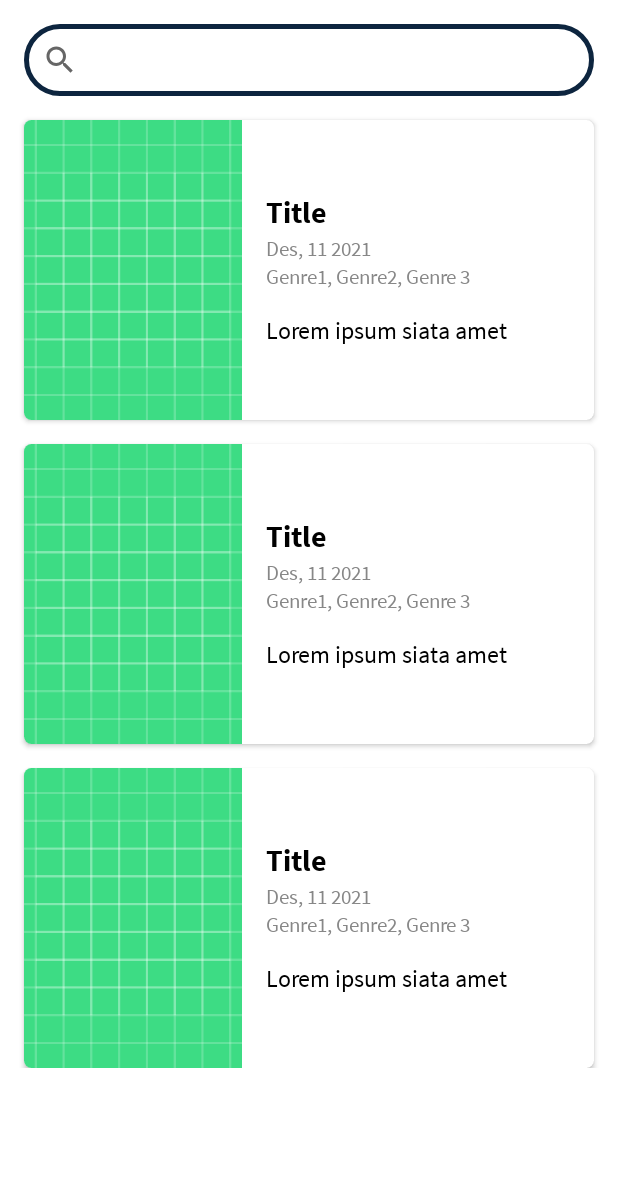
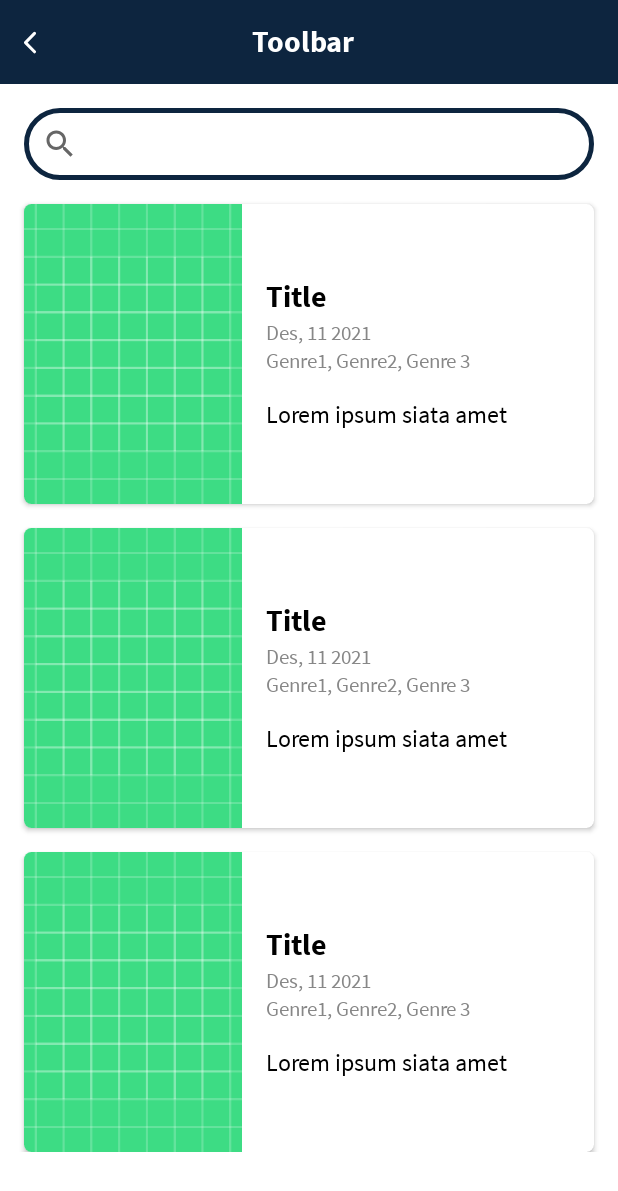
Before and after one commit to Fikridzz/SomethingBig, an Android app: the layout fragment_more_movie.xml on its own in the app's theme, with its tools: preview values and no code run, on a phone screen of 412 x 824 dp. Shown: the top 1191 px of the screen. Run offline under Robolectric (Android 15) with nearby library versions, the phone set to English and light mode, and no system bars; network calls fail.

Commit message:
Fix# Fix custom toolbar

```diff
--- a/app/src/main/java/co/id/fikridzakwan/somethingbig/customview/ToolbarCustomView.kt
+++ b/app/src/main/java/co/id/fikridzakwan/somethingbig/customview/ToolbarCustomView.kt
@@ -2,9 +2,12 @@ package co.id.fikridzakwan.somethingbig.customview
 
 import android.content.Context
 import android.util.AttributeSet
+import android.widget.ImageView
 import androidx.appcompat.widget.AppCompatButton
+import androidx.appcompat.widget.AppCompatImageButton
 import androidx.appcompat.widget.AppCompatTextView
 import androidx.constraintlayout.widget.ConstraintLayout
+import androidx.navigation.findNavController
 import co.id.fikridzakwan.somethingbig.R
 
 class ToolbarCustomView @JvmOverloads constructor(
@@ -12,16 +15,22 @@ class ToolbarCustomView @JvmOverloads constructor(
     attrs: AttributeSet? = null
 ) : ConstraintLayout(context, attrs) {
 
-    private val btnBack: AppCompatButton
+    private val btnBack: AppCompatImageButton
     private val tvTitle: AppCompatTextView
 
     init {
         inflate(context, R.layout.layout_toolbar, this)
         btnBack = findViewById(R.id.btn_back)
-        tvTitle = findViewById(R.id.tv_title)
+        tvTitle = findViewById(R.id.tv_title_toolbar)
     }
 
     fun setTitle(title: String) {
         tvTitle.text = title
     }
+
+    fun backPressed() {
+        btnBack.setOnClickListener {
+            findNavController().popBackStack()
+        }
+    }
 }
--- a/app/src/main/java/co/id/fikridzakwan/somethingbig/presentation/movie/MovieFragment.kt
+++ b/app/src/main/java/co/id/fikridzakwan/somethingbig/presentation/movie/MovieFragment.kt
@@ -18,6 +18,7 @@ import dagger.hilt.android.AndroidEntryPoint
 import android.graphics.ColorMatrixColorFilter
 
 import android.graphics.ColorMatrix
+import android.transition.TransitionInflater
 import android.util.Log
 import androidx.navigation.fragment.findNavController
 import co.id.fikridzakwan.somethingbig.R
@@ -56,6 +57,9 @@ class MovieFragment : BaseFragment<FragmentMovieBinding>() {
     override fun getViewBinding() = FragmentMovieBinding.inflate(layoutInflater)
 
     override fun initUI() {
+        val inflater = TransitionInflater.from(requireContext())
+        exitTransition = inflater.inflateTransition(R.transition.slide_left)
+        enterTransition = inflater.inflateTransition(R.transition.slide_right)
     }
 
     override fun initProcess() {
@@ -66,6 +70,7 @@ class MovieFragment : BaseFragment<FragmentMovieBinding>() {
 
     override fun initAction() {
         binding.apply {
+            // Set animation on fragment when click header movie
             headerNowPlaying.setOnClickListener { findNavController().navigate(R.id.action_nav_movie_to_nav_more_movie) }
             headerUpcoming.setOnClickListener { findNavController().navigate(R.id.action_nav_movie_to_nav_more_movie) }
         }
--- /dev/null
+++ b/app/src/main/res/anim/slide_in.xml
@@ -0,0 +1,6 @@
+<?xml version="1.0" encoding="utf-8"?>
+<translate xmlns:android="http://schemas.android.com/apk/res/android"
+    android:duration="@android:integer/config_shortAnimTime"
+    android:interpolator="@android:anim/decelerate_interpolator"
+    android:fromXDelta="100%"
+    android:toXDelta="0%" />
--- /dev/null
+++ b/app/src/main/res/anim/slide_out.xml
@@ -0,0 +1,6 @@
+<?xml version="1.0" encoding="utf-8"?>
+<translate xmlns:android="http://schemas.android.com/apk/res/android"
+    android:duration="@android:integer/config_shortAnimTime"
+    android:interpolator="@android:anim/decelerate_interpolator"
+    android:fromXDelta="0%"
+    android:toXDelta="100%" />
--- a/app/src/main/res/layout/fragment_more_movie.xml
+++ b/app/src/main/res/layout/fragment_more_movie.xml
@@ -6,15 +6,23 @@
     android:layout_height="match_parent"
     tools:context=".presentation.more.MoreMovieFragment">
 
+    <co.id.fikridzakwan.somethingbig.customview.ToolbarCustomView
+        android:id="@+id/toolbar"
+        android:layout_width="match_parent"
+        android:layout_height="wrap_content"
+        app:layout_constraintTop_toTopOf="parent"
+        app:layout_constraintStart_toStartOf="parent"
+        app:layout_constraintEnd_toEndOf="parent"/>
+
     <androidx.appcompat.widget.SearchView
         android:id="@+id/src_movie"
         android:layout_width="match_parent"
         android:layout_height="wrap_content"
         android:layout_margin="16dp"
-        app:layout_constraintTop_toTopOf="parent"
-        app:layout_constraintStart_toStartOf="parent"
-        app:layout_constraintEnd_toEndOf="parent"
-        android:background="@drawable/bg_search_fragment" />
+        android:background="@drawable/bg_search_fragment"
+        app:layout_constraintEnd_toEndOf="@+id/toolbar"
+        app:layout_constraintStart_toStartOf="@+id/toolbar"
+        app:layout_constraintTop_toBottomOf="@+id/toolbar" />
 
     <androidx.recyclerview.widget.RecyclerView
         android:layout_width="match_parent"
--- a/app/src/main/res/layout/layout_toolbar.xml
+++ b/app/src/main/res/layout/layout_toolbar.xml
@@ -6,7 +6,7 @@
 
     <com.google.android.material.appbar.AppBarLayout
         android:layout_width="match_parent"
-        android:layout_height="wrap_content"
+        android:layout_height="?attr/actionBarSize"
         app:layout_constraintEnd_toEndOf="parent"
         app:layout_constraintStart_toStartOf="parent"
         app:layout_constraintTop_toTopOf="parent">
@@ -18,7 +18,7 @@
             <com.google.android.material.appbar.MaterialToolbar
                 android:id="@+id/toolbar"
                 android:layout_width="match_parent"
-                android:layout_height="?attr/actionBarSize"
+                android:layout_height="wrap_content"
                 app:titleTextColor="@color/white"
                 app:layout_constraintTop_toTopOf="parent"
                 app:layout_constraintStart_toStartOf="parent"
@@ -54,7 +54,7 @@
                 app:layout_constraintBottom_toBottomOf="@id/btn_back"
                 app:layout_constraintEnd_toStartOf="@id/btn_icon"/>
 
-            <androidx.appcompat.widget.AppCompatImageButton
+            <ImageButton
                 android:id="@+id/btn_icon"
                 android:layout_width="wrap_content"
                 android:layout_height="wrap_content"
--- /dev/null
+++ b/app/src/main/res/transition/slide_left.xml
@@ -0,0 +1,4 @@
+<?xml version="1.0" encoding="utf-8"?>
+<slide xmlns:android="http://schemas.android.com/apk/res/android"
+    android:duration="@android:integer/config_shortAnimTime"
+    android:slideEdge="left"/>
--- /dev/null
+++ b/app/src/main/res/transition/slide_right.xml
@@ -0,0 +1,4 @@
+<?xml version="1.0" encoding="utf-8"?>
+<slide xmlns:android="http://schemas.android.com/apk/res/android"
+    android:duration="@android:integer/config_shortAnimTime"
+    android:slideEdge="right"/>
```
Also changed, not shown: app/src/main/java/co/id/fikridzakwan/somethingbig/presentation/more/MoreMovieFragment.kt (+20 -7 lines).
